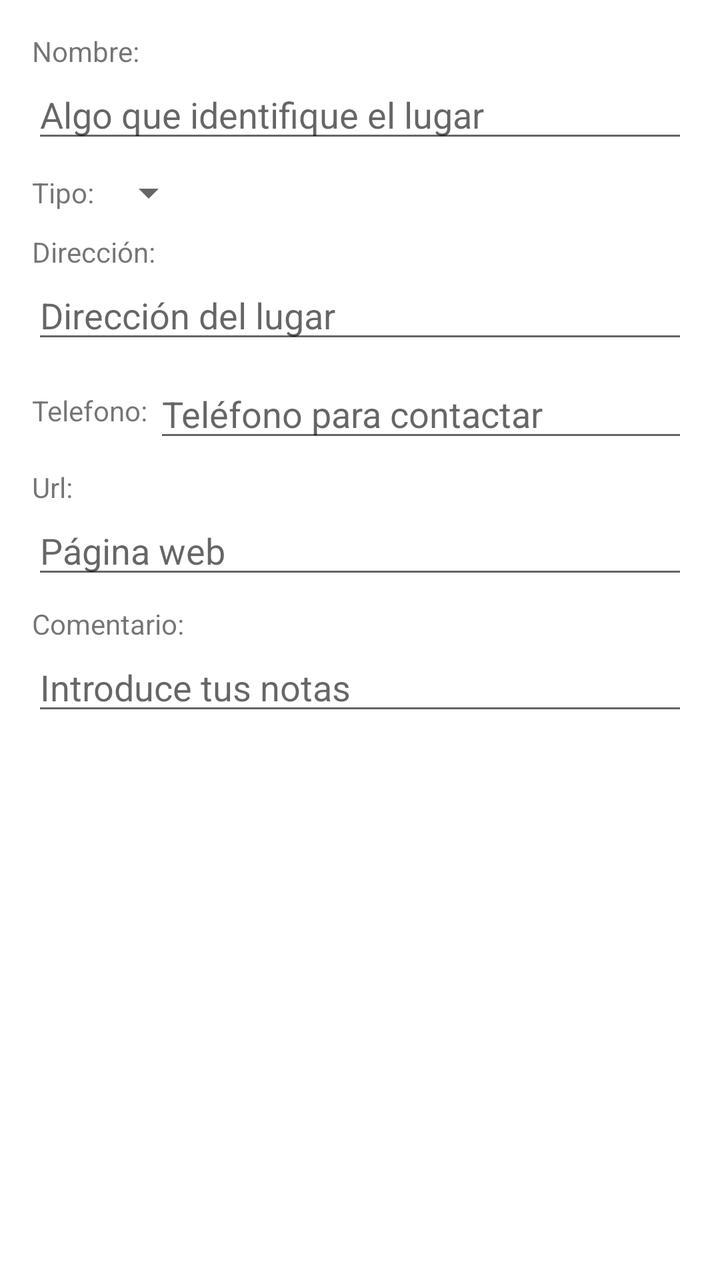
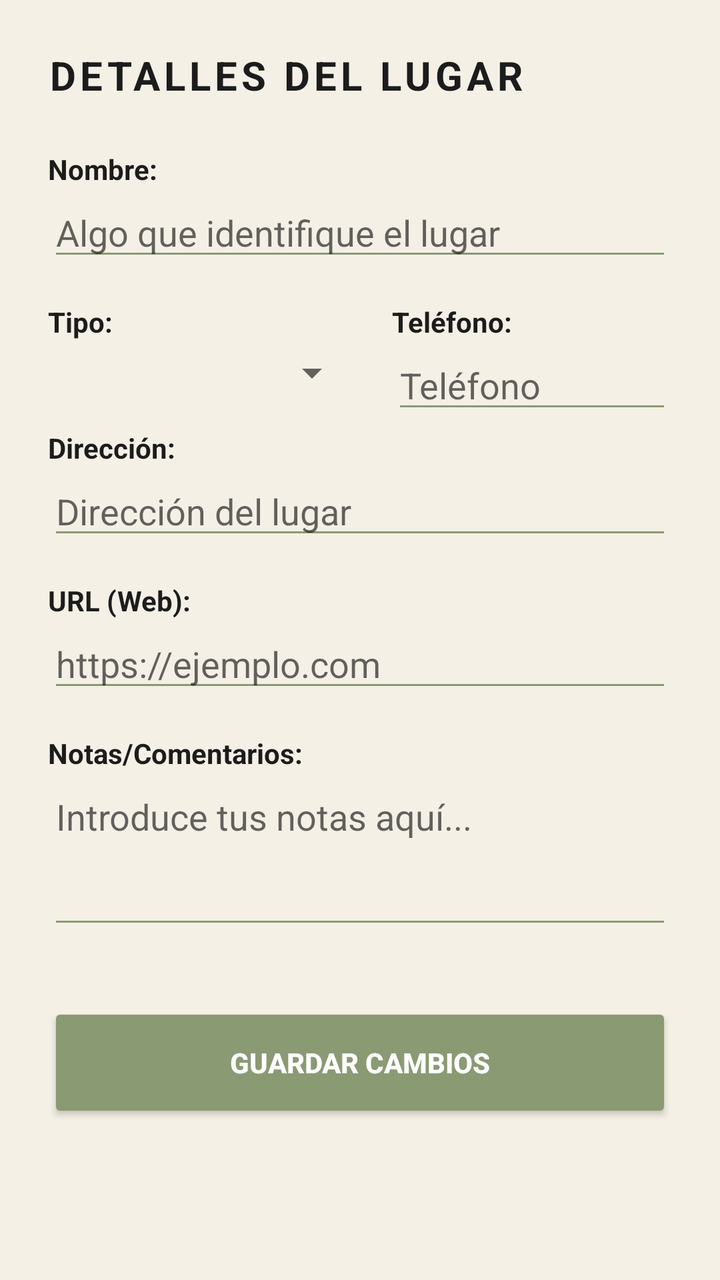

Before-and-after screenshots of an Android layout around one commit, followed by the original layout XML and the change that was made.
<!-- AndroidManifest.xml: application theme Theme.MisLugares -->
<!-- res/layout/edicion_lugar.xml -->
<?xml version="1.0" encoding="utf-8"?>
<androidx.core.widget.NestedScrollView xmlns:android="http://schemas.android.com/apk/res/android"
    android:layout_width="match_parent"
    android:layout_height="match_parent">

    <LinearLayout
        android:layout_width="match_parent"
        android:layout_height="wrap_content"
        android:orientation="vertical"
        android:padding="16dp">

        <TextView
            android:layout_width="wrap_content"
            android:layout_height="wrap_content"
            android:text="Nombre:" />

        <EditText
            android:id="@+id/nombre"
            android:layout_width="match_parent"
            android:layout_height="wrap_content"
            android:hint="Algo que identifique el lugar" />

        <LinearLayout
            android:layout_width="match_parent"
            android:layout_height="wrap_content"
            android:orientation="horizontal"
            android:gravity="center_vertical"
            android:layout_marginTop="8dp">

            <TextView
                android:layout_width="wrap_content"
                android:layout_height="wrap_content"
                android:text="Tipo: " />

            <Spinner
                android:id="@+id/tipo"
                android:layout_width="wrap_content"
                android:layout_height="wrap_content" />
        </LinearLayout>

        <TextView
            android:layout_width="wrap_content"
            android:layout_height="wrap_content"
            android:layout_marginTop="8dp"
            android:text="Dirección:" />

        <EditText
            android:id="@+id/direccion"
            android:layout_width="match_parent"
            android:layout_height="wrap_content"
            android:hint="Dirección del lugar" />

        <LinearLayout
            android:layout_width="match_parent"
            android:layout_height="wrap_content"
            android:orientation="horizontal"
            android:gravity="center_vertical"
            android:layout_marginTop="8dp">

            <TextView
                android:layout_width="wrap_content"
                android:layout_height="wrap_content"
                android:text="Telefono: " />

            <EditText
                android:id="@+id/telefono"
                android:layout_width="0dp"
                android:layout_height="wrap_content"
                android:layout_weight="1"
                android:hint="Teléfono para contactar"
                android:inputType="phone" />
        </LinearLayout>

        <TextView
            android:layout_width="wrap_content"
            android:layout_height="wrap_content"
            android:layout_marginTop="8dp"
            android:text="Url:" />

        <EditText
            android:id="@+id/url"
            android:layout_width="match_parent"
            android:layout_height="wrap_content"
            android:hint="Página web"
            android:inputType="textUri" />

        <TextView
            android:layout_width="wrap_content"
            android:layout_height="wrap_content"
            android:layout_marginTop="8dp"
            android:text="Comentario:" />

        <EditText
            android:id="@+id/comentario"
            android:layout_width="match_parent"
            android:layout_height="wrap_content"
            android:hint="Introduce tus notas"
            android:inputType="textMultiLine" />

    </LinearLayout>
</androidx.core.widget.NestedScrollView>
<!-- resources referenced by this layout -->
<resources>
  <style name="Theme.MisLugares" parent="Theme.MaterialComponents.DayNight.DarkActionBar">
          
          <item name="colorPrimary">@color/purple_500</item>
          <item name="colorPrimaryVariant">@color/purple_700</item>
          <item name="colorOnPrimary">@color/white</item>
          
          <item name="colorSecondary">@color/teal_200</item>
          <item name="colorSecondaryVariant">@color/teal_700</item>
          <item name="colorOnSecondary">@color/black</item>
          
          <item name="android:statusBarColor">?attr/colorPrimaryVariant</item>
          
      </style>
  <color name="purple_500">#FF6200EE</color>
  <color name="purple_700">#FF3700B3</color>
  <color name="white">#FFFFFFFF</color>
  <color name="teal_200">#FF03DAC5</color>
  <color name="teal_700">#FF018786</color>
  <color name="black">#FF000000</color>
</resources>

<!-- the commit's change to res/layout/edicion_lugar.xml (unified diff, before → after) -->
@@ -1,101 +1,192 @@
 <?xml version="1.0" encoding="utf-8"?>
 <androidx.core.widget.NestedScrollView xmlns:android="http://schemas.android.com/apk/res/android"
+    xmlns:app="http://schemas.android.com/apk/res-auto"
     android:layout_width="match_parent"
-    android:layout_height="match_parent">
+    android:layout_height="match_parent"
+    android:background="#F4F0E6">
 
-    <LinearLayout
+    <androidx.constraintlayout.widget.ConstraintLayout
         android:layout_width="match_parent"
         android:layout_height="wrap_content"
-        android:orientation="vertical"
-        android:padding="16dp">
+        android:padding="24dp">
 
+        
         <TextView
+            android:id="@+id/lbl_edicion"
             android:layout_width="wrap_content"
             android:layout_height="wrap_content"
-            android:text="Nombre:" />
+            android:text="DETALLES DEL LUGAR"
+            android:textSize="20sp"
+            android:textStyle="bold"
+            android:textColor="#1C1C1C"
+            android:letterSpacing="0.1"
+            app:layout_constraintTop_toTopOf="parent"
+            app:layout_constraintStart_toStartOf="parent" />
+
+        
+        <TextView
+            android:id="@+id/lbl_nombre"
+            android:layout_width="wrap_content"
+            android:layout_height="wrap_content"
+            android:text="Nombre:"
+            android:layout_marginTop="24dp"
+            android:textColor="#1C1C1C"
+            android:textStyle="bold"
+            app:layout_constraintTop_toBottomOf="@id/lbl_edicion"
+            app:layout_constraintStart_toStartOf="parent" />
 
         <EditText
             android:id="@+id/nombre"
-            android:layout_width="match_parent"
+            android:layout_width="0dp"
             android:layout_height="wrap_content"
-            android:hint="Algo que identifique el lugar" />
+            android:hint="Algo que identifique el lugar"
+            android:backgroundTint="#8A9A73"
+            android:textColor="#1C1C1C"
+            app:layout_constraintTop_toBottomOf="@id/lbl_nombre"
+            app:layout_constraintStart_toStartOf="parent"
+            app:layout_constraintEnd_toEndOf="parent" />
 
-        <LinearLayout
-            android:layout_width="match_parent"
+        
+        <TextView
+            android:id="@+id/lbl_tipo"
+            android:layout_width="wrap_content"
             android:layout_height="wrap_content"
-            android:orientation="horizontal"
-            android:gravity="center_vertical"
-            android:layout_marginTop="8dp">
+            android:text="Tipo:"
+            android:layout_marginTop="16dp"
+            android:textColor="#1C1C1C"
+            android:textStyle="bold"
+            app:layout_constraintTop_toBottomOf="@id/nombre"
+            app:layout_constraintStart_toStartOf="parent" />
 
-            <TextView
-                android:layout_width="wrap_content"
-                android:layout_height="wrap_content"
-                android:text="Tipo: " />
+        <Spinner
+            android:id="@+id/tipo"
+            android:layout_width="0dp"
+            android:layout_height="wrap_content"
+            android:layout_marginTop="4dp"
+            app:layout_constraintTop_toBottomOf="@id/lbl_tipo"
+            app:layout_constraintStart_toStartOf="parent"
+            app:layout_constraintEnd_toStartOf="@+id/guideline_vertical"
+            app:layout_constraintHorizontal_bias="0.5" />
 
-            <Spinner
-                android:id="@+id/tipo"
-                android:layout_width="wrap_content"
-                android:layout_height="wrap_content" />
-        </LinearLayout>
+        <androidx.constraintlayout.widget.Guideline
+            android:id="@+id/guideline_vertical"
+            android:layout_width="wrap_content"
+            android:layout_height="wrap_content"
+            android:orientation="vertical"
+            app:layout_constraintGuide_percent="0.5" />
 
         <TextView
+            android:id="@+id/lbl_telefono"
             android:layout_width="wrap_content"
             android:layout_height="wrap_content"
-            android:layout_marginTop="8dp"
-            android:text="Dirección:" />
+            android:text="Teléfono:"
+            android:layout_marginTop="16dp"
+            android:textColor="#1C1C1C"
+            android:textStyle="bold"
+            app:layout_constraintTop_toBottomOf="@id/nombre"
+            app:layout_constraintStart_toEndOf="@id/guideline_vertical"
+            android:layout_marginStart="16dp" />
+
+        <EditText
+            android:id="@+id/telefono"
+            android:layout_width="0dp"
+            android:layout_height="wrap_content"
+            android:hint="Teléfono"
+            android:inputType="phone"
+            android:backgroundTint="#8A9A73"
+            android:textColor="#1C1C1C"
+            app:layout_constraintTop_toBottomOf="@id/lbl_telefono"
+            app:layout_constraintStart_toEndOf="@id/guideline_vertical"
+            app:layout_constraintEnd_toEndOf="parent"
+            android:layout_marginStart="16dp" />
+
+        
+        <TextView
+            android:id="@+id/lbl_direccion"
+            android:layout_width="wrap_content"
+            android:layout_height="wrap_content"
+            android:text="Dirección:"
+            android:layout_marginTop="16dp"
+            android:textColor="#1C1C1C"
+            android:textStyle="bold"
+            app:layout_constraintTop_toBottomOf="@id/tipo"
+            app:layout_constraintStart_toStartOf="parent" />
 
         <EditText
             android:id="@+id/direccion"
-            android:layout_width="match_parent"
+            android:layout_width="0dp"
             android:layout_height="wrap_content"
-            android:hint="Dirección del lugar" />
+            android:hint="Dirección del lugar"
+            android:backgroundTint="#8A9A73"
+            android:textColor="#1C1C1C"
+            app:layout_constraintTop_toBottomOf="@id/lbl_direccion"
+            app:layout_constraintStart_toStartOf="parent"
+            app:layout_constraintEnd_toEndOf="parent" />
 
-        <LinearLayout
-            android:layout_width="match_parent"
-            android:layout_height="wrap_content"
-            android:orientation="horizontal"
-            android:gravity="center_vertical"
-            android:layout_marginTop="8dp">
-
-            <TextView
-                android:layout_width="wrap_content"
-                android:layout_height="wrap_content"
-                android:text="Telefono: " />
-
-            <EditText
-                android:id="@+id/telefono"
-                android:layout_width="0dp"
-                android:layout_height="wrap_content"
-                android:layout_weight="1"
-                android:hint="Teléfono para contactar"
-                android:inputType="phone" />
-        </LinearLayout>
-
+        
         <TextView
+            android:id="@+id/lbl_url"
             android:layout_width="wrap_content"
             android:layout_height="wrap_content"
-            android:layout_marginTop="8dp"
-            android:text="Url:" />
+            android:text="URL (Web):"
+            android:layout_marginTop="16dp"
+            android:textColor="#1C1C1C"
+            android:textStyle="bold"
+            app:layout_constraintTop_toBottomOf="@id/direccion"
+            app:layout_constraintStart_toStartOf="parent" />
 
         <EditText
             android:id="@+id/url"
-            android:layout_width="match_parent"
+            android:layout_width="0dp"
             android:layout_height="wrap_content"
-            android:hint="Página web"
-            android:inputType="textUri" />
+            android:hint="https://ejemplo.com"
+            android:inputType="textUri"
+            android:backgroundTint="#8A9A73"
+            android:textColor="#1C1C1C"
+            app:layout_constraintTop_toBottomOf="@id/lbl_url"
+            app:layout_constraintStart_toStartOf="parent"
+            app:layout_constraintEnd_toEndOf="parent" />
 
+        
         <TextView
+            android:id="@+id/lbl_comentario"
             android:layout_width="wrap_content"
             android:layout_height="wrap_content"
-            android:layout_marginTop="8dp"
-            android:text="Comentario:" />
+            android:text="Notas/Comentarios:"
+            android:layout_marginTop="16dp"
+            android:textColor="#1C1C1C"
+            android:textStyle="bold"
+            app:layout_constraintTop_toBottomOf="@id/url"
+            app:layout_constraintStart_toStartOf="parent" />
 
         <EditText
             android:id="@+id/comentario"
+            android:layout_width="0dp"
+            android:layout_height="wrap_content"
+            android:hint="Introduce tus notas aquí..."
+            android:inputType="textMultiLine"
+            android:gravity="top"
+            android:minLines="3"
+            android:backgroundTint="#8A9A73"
+            android:textColor="#1C1C1C"
+            app:layout_constraintTop_toBottomOf="@id/lbl_comentario"
+            app:layout_constraintStart_toStartOf="parent"
+            app:layout_constraintEnd_toEndOf="parent" />
+
+        
+        <Button
+            android:id="@+id/btn_guardar"
             android:layout_width="match_parent"
-            android:layout_height="wrap_content"
-            android:hint="Introduce tus notas"
-            android:inputType="textMultiLine" />
+            android:layout_height="60dp"
+            android:text="GUARDAR CAMBIOS"
+            android:layout_marginTop="32dp"
+            android:backgroundTint="#8A9A73"
+            android:textColor="#FFFFFF"
+            android:textStyle="bold"
+            app:layout_constraintTop_toBottomOf="@id/comentario"
+            app:layout_constraintStart_toStartOf="parent"
+            app:layout_constraintEnd_toEndOf="parent"
+            app:layout_constraintBottom_toBottomOf="parent" />
 
-    </LinearLayout>
+    </androidx.constraintlayout.widget.ConstraintLayout>
 </androidx.core.widget.NestedScrollView>
